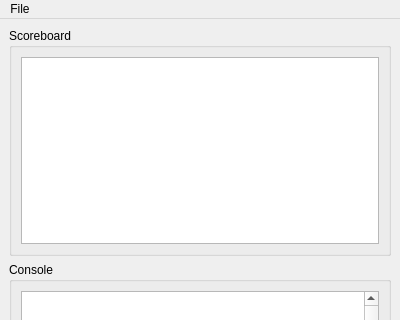
Old version of the form src/gui/remoteconsole.ui in the repository Destroyerrrocket/doomseeker-unofficial; both pictures show x 0 to 400 and y 0 to 320 of the 400 by 550 pixel window.
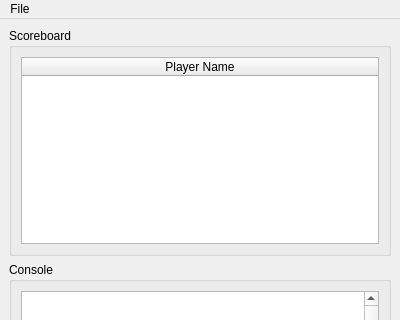
New version of the form.

Commit message: - If no plugins are loaded, Doomseeker will now search the path in argv[0] if one is found. - Cleaned up the RCon a bit and made the player list show up properly.  Still doesn't update.

```diff
--- a/src/gui/remoteconsole.ui
+++ b/src/gui/remoteconsole.ui
@@ -22,19 +22,45 @@
       </property>
       <layout class="QVBoxLayout" name="verticalLayout_2">
        <item>
-        <widget class="QTableView" name="playerTable">
+        <widget class="QTableWidget" name="playerTable">
          <property name="editTriggers">
           <set>QAbstractItemView::NoEditTriggers</set>
          </property>
+         <property name="selectionMode">
+          <enum>QAbstractItemView::SingleSelection</enum>
+         </property>
+         <property name="selectionBehavior">
+          <enum>QAbstractItemView::SelectRows</enum>
+         </property>
+         <property name="showGrid">
+          <bool>false</bool>
+         </property>
          <property name="wordWrap">
           <bool>false</bool>
          </property>
-         <attribute name="verticalHeaderStretchLastSection">
+         <attribute name="horizontalHeaderStretchLastSection">
           <bool>true</bool>
          </attribute>
-         <attribute name="verticalHeaderStretchLastSection">
+         <attribute name="verticalHeaderVisible">
+          <bool>false</bool>
+         </attribute>
+         <attribute name="verticalHeaderDefaultSectionSize">
+          <number>18</number>
+         </attribute>
+         <attribute name="verticalHeaderVisible">
+          <bool>false</bool>
+         </attribute>
+         <attribute name="verticalHeaderDefaultSectionSize">
+          <number>18</number>
+         </attribute>
+         <attribute name="horizontalHeaderStretchLastSection">
           <bool>true</bool>
          </attribute>
+         <column>
+          <property name="text">
+           <string>Player Name</string>
+          </property>
+         </column>
         </widget>
        </item>
       </layout>
```
The commit also changes 6 other files.
